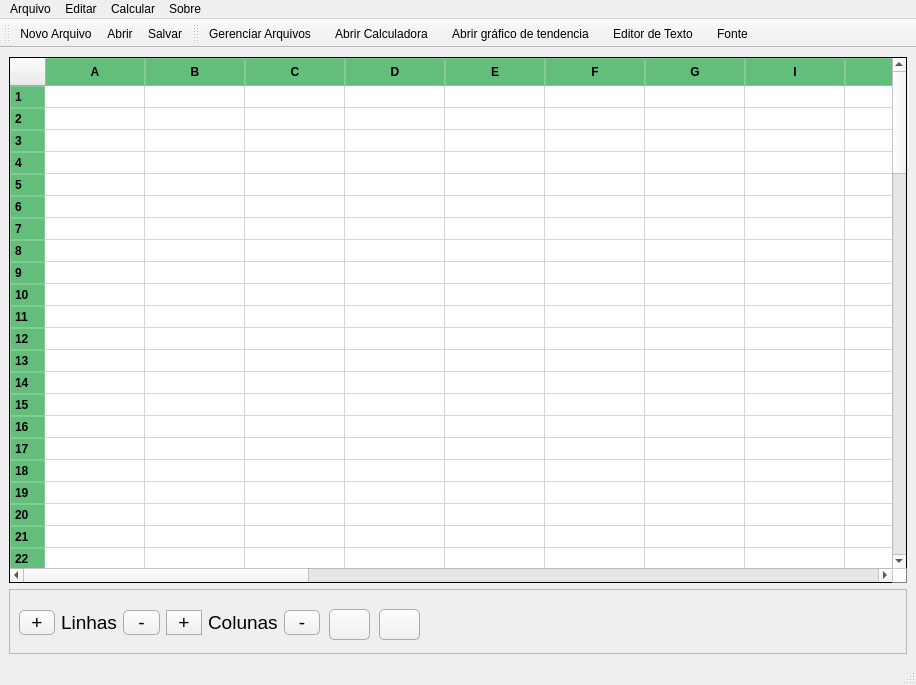
First picture: the form in ui/maingui.ui, repository albano-a/GradPress, before the edit.
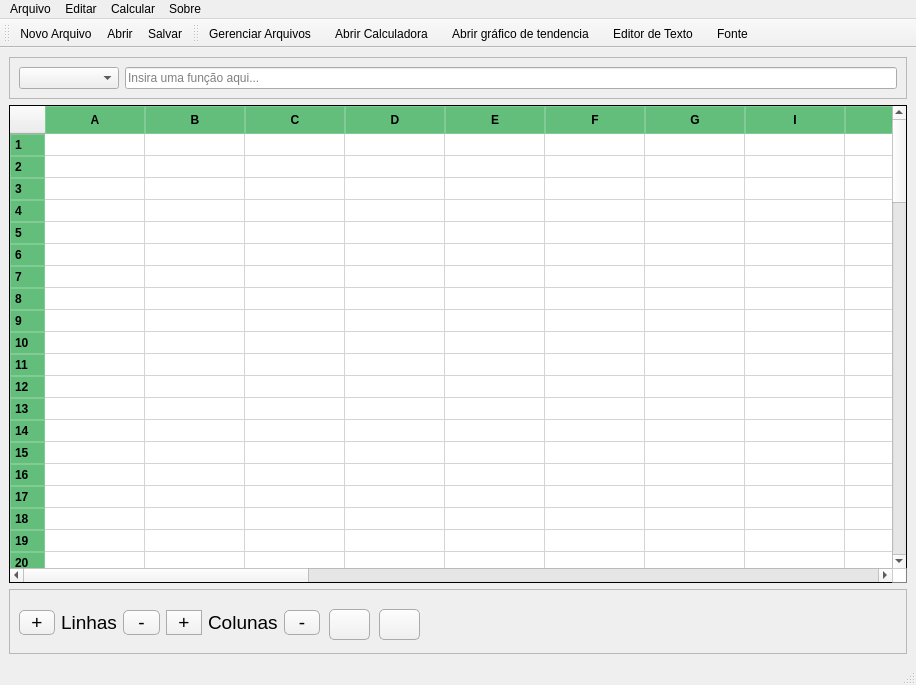
Second picture: the form after the edit. Icons and pictures are not drawn.

Patch:
```diff
--- a/ui/maingui.ui
+++ b/ui/maingui.ui
@@ -34,6 +34,59 @@
   </property>
   <widget class="QWidget" name="centralwidget">
    <layout class="QVBoxLayout" name="verticalLayout">
+    <item>
+     <widget class="QFrame" name="frame">
+      <property name="maximumSize">
+       <size>
+        <width>16777215</width>
+        <height>100</height>
+       </size>
+      </property>
+      <property name="autoFillBackground">
+       <bool>false</bool>
+      </property>
+      <property name="frameShape">
+       <enum>QFrame::StyledPanel</enum>
+      </property>
+      <property name="frameShadow">
+       <enum>QFrame::Raised</enum>
+      </property>
+      <layout class="QHBoxLayout" name="horizontalLayout">
+       <item>
+        <widget class="QComboBox" name="cellNameBox">
+         <property name="minimumSize">
+          <size>
+           <width>100</width>
+           <height>0</height>
+          </size>
+         </property>
+         <property name="maximumSize">
+          <size>
+           <width>150</width>
+           <height>16777215</height>
+          </size>
+         </property>
+         <property name="styleSheet">
+          <string notr="true">QComboBox {
+	text-align: center;
+}
+</string>
+         </property>
+        </widget>
+       </item>
+       <item>
+        <widget class="QLineEdit" name="formulaBar">
+         <property name="toolTip">
+          <string/>
+         </property>
+         <property name="placeholderText">
+          <string>Insira uma função aqui...</string>
+         </property>
+        </widget>
+       </item>
+      </layout>
+     </widget>
+    </item>
     <item>
      <layout class="QHBoxLayout" name="horizontalLayout_2">
       <item>
@@ -65,11 +118,6 @@
     font-size: 10pt; /* Tamanho da fonte */
 }
 
-/* Hover effect on table items */
-QTableWidget::item:hover {
-    background-color: #d9e4f7; /* Cor de fundo azul claro ao passar o mouse */
-}
-
 /* Styling for header sections */
 QHeaderView::section {
     background-color: #63BE7B ; /* Cor de fundo cinza claro */
@@ -82,7 +130,7 @@
 /* Selected items */
 QTableWidget::item:selected {
     border: 1px solid #aeaeae; /* Cor de fundo azul escuro para itens selecionados */
-	background-color: #e3e3e3;
+	background-color: #e6e6e6;
 }
 </string>
           </property>
```
Left out of the diff: 10 changed lines with no effect on the pictures.
